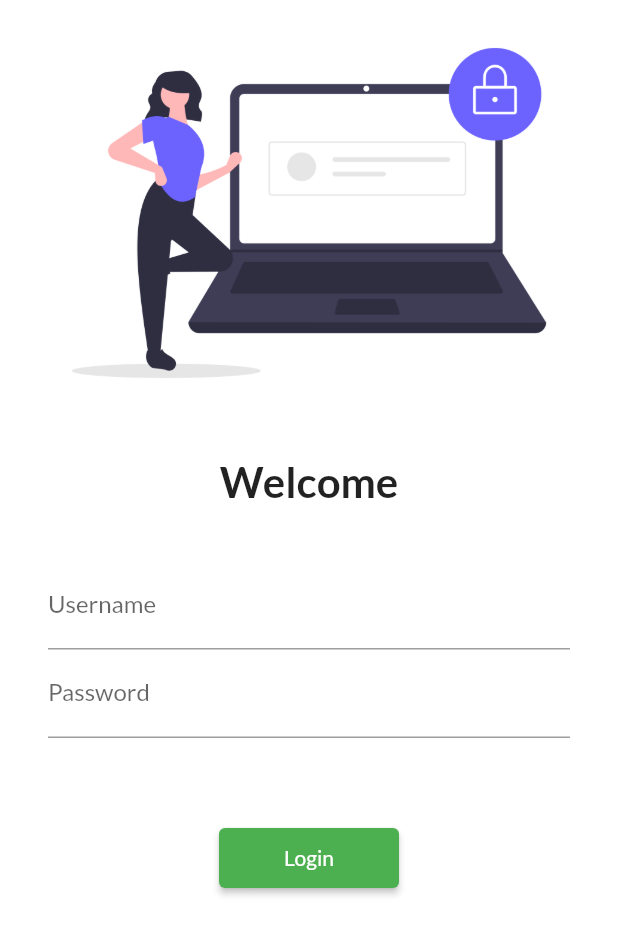
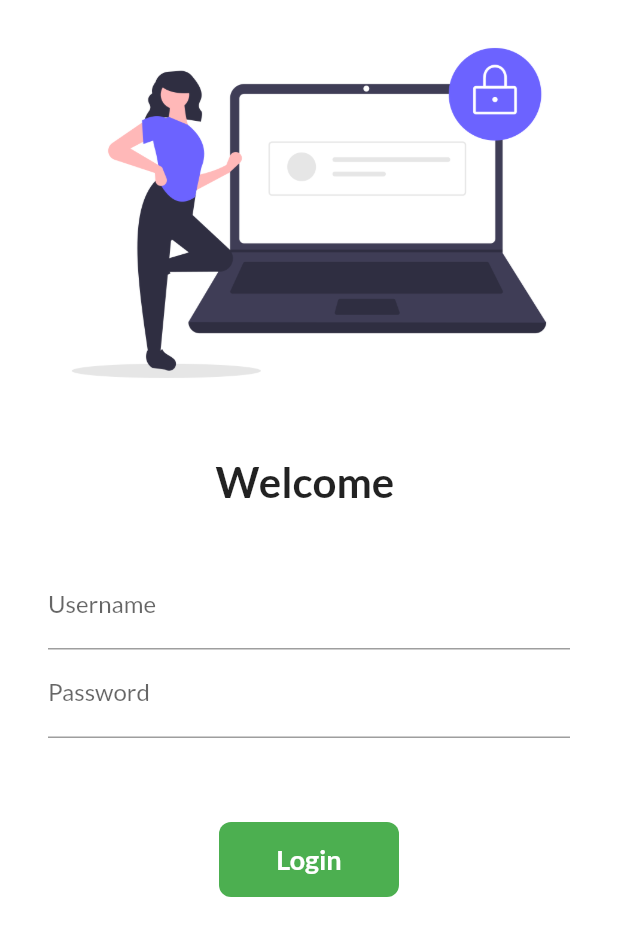
Before and after one commit to Akshay-0706/Catalog, a Flutter app: the screen it shows after launch, on a phone screen of 412 x 824 dp. Shown: the top 936 px of the screen. Run offline on Flutter 3.47's test engine with Material 2 defaults, Android fonts, the phone set to English and light mode, and no system bars; our stand-ins replace google_fonts.

Commit message:
Day 6 completed

```diff
--- a/lib/screens/login.dart
+++ b/lib/screens/login.dart
@@ -1,8 +1,16 @@
 import 'package:catalog/utils/routes.dart';
 import 'package:flutter/material.dart';
 
-class Login extends StatelessWidget {
+class Login extends StatefulWidget {
   const Login({Key? key}) : super(key: key);
+
+  @override
+  State<Login> createState() => _LoginState();
+}
+
+class _LoginState extends State<Login> {
+  String name = "";
+  bool changeButton = false;
 
   @override
   Widget build(BuildContext context) {
@@ -18,9 +26,9 @@ class Login extends StatelessWidget {
               const SizedBox(
                 height: 20,
               ),
-              const Text(
-                "Welcome",
-                style: TextStyle(
+              Text(
+                "Welcome $name",
+                style: const TextStyle(
                   fontSize: 28,
                   fontWeight: FontWeight.bold,
                 ),
@@ -38,6 +46,10 @@ class Login extends StatelessWidget {
                         hintText: "Enter username",
                         labelText: "Username",
                       ),
+                      onChanged: (value) {
+                        name = value;
+                        setState(() {});
+                      },
                     ),
                     TextFormField(
                       obscureText: true,
@@ -52,14 +64,48 @@ class Login extends StatelessWidget {
               const SizedBox(
                 height: 40,
               ),
-              ElevatedButton(
-                style: TextButton.styleFrom(
-                    primary: Colors.white, minimumSize: const Size(120, 40)),
-                onPressed: () {
+
+              InkWell(
+                onTap: (() async {
+                  setState(() {
+                    changeButton = true;
+                  });
+                  await Future.delayed(const Duration(milliseconds: 200));
                   Navigator.pushNamed(context, MyRoutes.homeRoute);
-                },
-                child: const Text("Login"),
-              )
+                }),
+                child: AnimatedContainer(
+                  duration: const Duration(milliseconds: 200),
+                  width: changeButton ? 50 : 120,
+                  height: 50,
+                  alignment: Alignment.center,
+                  child: changeButton
+                      ? const Icon(
+                          Icons.done,
+                          color: Colors.white,
+                        )
+                      : const Text(
+                          "Login",
+                          style: TextStyle(
+                              color: Colors.white,
+                              fontSize: 18,
+                              fontWeight: FontWeight.bold),
+                        ),
+                  decoration: BoxDecoration(
+                    color: Colors.green,
+                    // shape: changeButton ? BoxShape.circle : BoxShape.rectangle,
+                    borderRadius: BorderRadius.circular(changeButton ? 25 : 8),
+                  ),
+                ),
+              ),
+
+              // ElevatedButton(
+              //   style: TextButton.styleFrom(
+              //       primary: Colors.white, minimumSize: const Size(120, 40)),
+              //   onPressed: () {
+              //     Navigator.pushNamed(context, MyRoutes.homeRoute);
+              //   },
+              //   child: const Text("Login"),
+              // )
             ],
           ),
         ));
```
